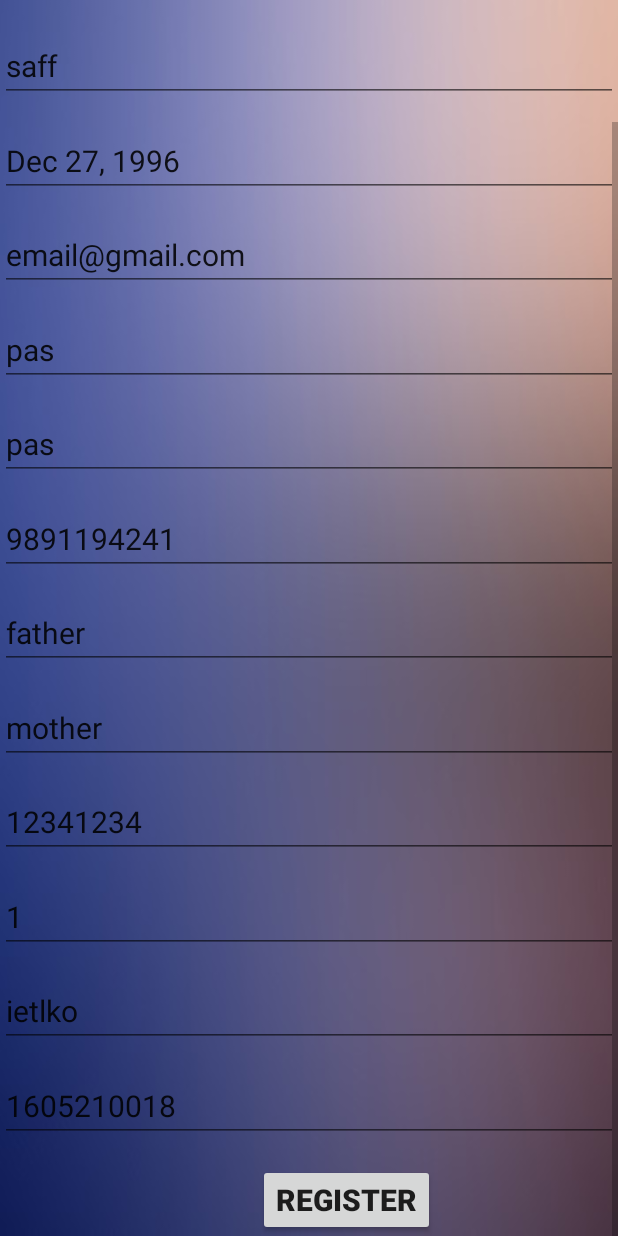
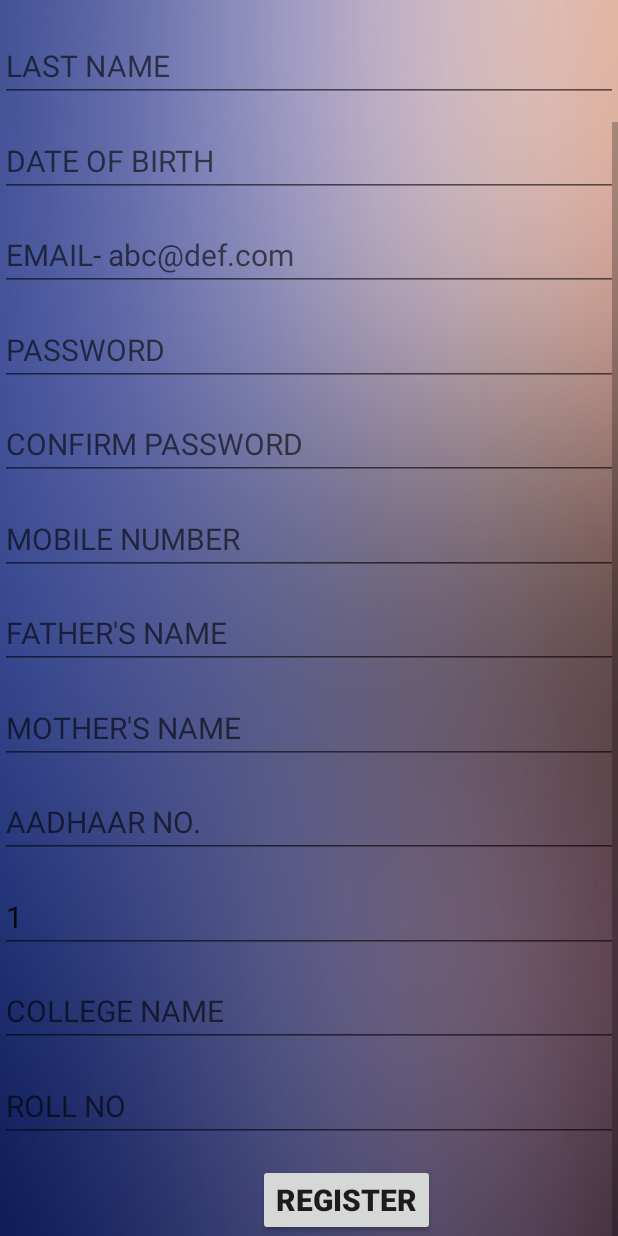
Before and after one commit to devabhi36/Pravah18, an Android app: the Register screen opened directly, with no data from a screen before it, scrolled down 90 dp, on a phone screen of 412 x 824 dp. Run offline under Robolectric (Android 15) with nearby library versions, the phone set to English and light mode, and no system bars.

Commit message:
Removed default texts in registration layout.

```diff
--- a/app/src/main/res/layout/activity_register.xml
+++ b/app/src/main/res/layout/activity_register.xml
@@ -25,7 +25,6 @@
                 android:id="@+id/firstname"
                 android:hint="FIRST NAME"
                 android:textSize="20dp"
-                android:text="sas"
                 android:layout_marginTop="47dp" />
 
             <EditText
@@ -33,7 +32,6 @@
                 android:layout_height="wrap_content"
                 android:id="@+id/lastname"
                 android:hint="LAST NAME"
-                android:text="saff"
                 android:textSize="20dp"
                 android:layout_marginTop="110dp" />
 
@@ -43,7 +41,6 @@
                 android:id="@+id/dob"
                 android:hint="DATE OF BIRTH"
                 android:textSize="20dp"
-                android:text="Dec 27, 1996"
                 android:layout_marginTop="173dp"
                 android:onClick="dob" />
 
@@ -53,7 +50,6 @@
                 android:id="@+id/email"
                 android:hint="EMAIL- abc@def.com"
                 android:textSize="20dp"
-                android:text="email@gmail.com"
                 android:layout_marginTop="236dp" />
 
             <EditText
@@ -61,14 +57,12 @@
                 android:layout_height="wrap_content"
                 android:id="@+id/password"
                 android:hint="PASSWORD"
-                android:text="pas"
                 android:textSize="20dp"
                 android:layout_marginTop="299dp" />
 
             <EditText
                 android:layout_width="match_parent"
                 android:layout_height="wrap_content"
-                android:text="pas"
                 android:hint="CONFIRM PASSWORD"
                 android:id="@+id/cpassword"
                 android:textSize="20dp"
@@ -79,7 +73,6 @@
                 android:layout_height="wrap_content"
                 android:id="@+id/mobile"
                 android:hint="MOBILE NUMBER"
-                android:text="9891194241"
                 android:textSize="20dp"
                 android:layout_marginTop="425dp" />
 
@@ -88,7 +81,6 @@
                 android:layout_height="wrap_content"
                 android:id="@+id/fathername"
                 android:hint="FATHER'S NAME"
-                android:text="father"
                 android:textSize="20dp"
                 android:layout_marginTop="488dp" />
 
@@ -98,7 +90,6 @@
                 android:id="@+id/mothername"
                 android:hint="MOTHER'S NAME"
                 android:textSize="20dp"
-                android:text="mother"
                 android:layout_marginTop="551dp" />
 
             <EditText
@@ -106,7 +97,6 @@
                 android:layout_height="wrap_content"
                 android:id="@+id/aadhaar"
                 android:hint="AADHAAR NO."
-                android:text="12341234"
                 android:textSize="20dp"
                 android:layout_marginTop="614dp" />
 
@@ -114,7 +104,6 @@
                 android:layout_width="match_parent"
                 android:layout_height="wrap_content"
                 android:id="@+id/zone"
-                android:hint="ZONE"
                 android:text="1"
                 android:textSize="20dp"
                 android:layout_marginTop="677dp" />
@@ -125,7 +114,6 @@
                 android:id="@+id/college"
                 android:hint="COLLEGE NAME"
                 android:textSize="20dp"
-                android:text="ietlko"
                 android:layout_marginTop="740dp" />
 
             <EditText
@@ -133,7 +121,6 @@
                 android:layout_height="wrap_content"
                 android:id="@+id/rollno"
                 android:hint="ROLL NO"
-                android:text="1605210018"
                 android:textSize="20dp"
                 android:layout_marginTop="803dp" />
 
```
